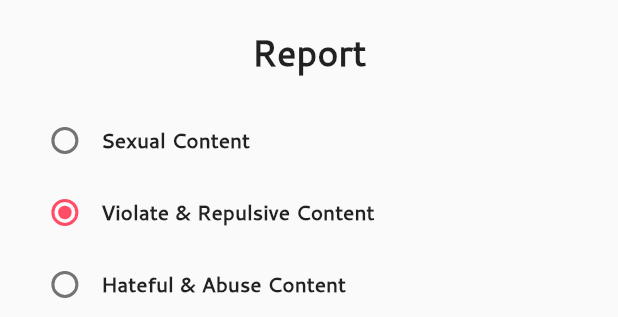
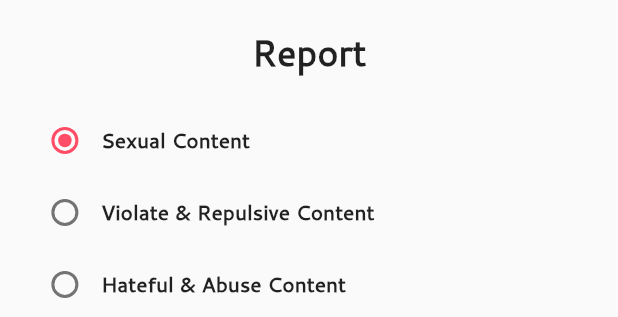
Before and after one commit to NasShihab/metube, a Flutter app: the RadioButton widget shown alone on an empty page, opened directly, on a phone screen of 412 x 824 dp. Shown: the top 317 px of the screen. Run offline on Flutter 3.47's test engine with Material 2 defaults, Android fonts, the light colour scheme and no system bars; our stand-ins replace flutter_riverpod, flutter_screenutil, pin_code_fields.

Commit message:
riverpod on radio_button_widget.dart

```diff
--- a/lib/dashboard/homepage/radio_button_widget.dart
+++ b/lib/dashboard/homepage/radio_button_widget.dart
@@ -1,20 +1,24 @@
 import 'package:flutter/material.dart';
+import 'package:flutter_riverpod/flutter_riverpod.dart';
 import 'package:flutter_screenutil/flutter_screenutil.dart';
+import 'package:metube/dashboard/homepage/radio_button_widget_provider.dart';
 import 'package:metube/z_reusable_widget/buttons_custom.dart';
 import 'package:metube/z_reusable_widget/colors_custom.dart';
 import 'package:metube/z_reusable_widget/height_weight.dart';
 
-class RadioButton extends StatefulWidget {
+final radioItemProvider = StateNotifierProvider<RadioButtonProvider, int>(
+  (ref) => RadioButtonProvider(),
+);
+
+class RadioButton extends ConsumerWidget {
   const RadioButton({Key? key}) : super(key: key);
 
+
+
   @override
-  State<RadioButton> createState() => _RadioButtonState();
-}
+  Widget build(BuildContext context, WidgetRef ref) {
+    final selectedIndex = ref.watch(radioItemProvider);
 
-class _RadioButtonState extends State<RadioButton> {
-  int _value = 1;
-  @override
-  Widget build(BuildContext context) {
     return Container(
       height: MediaQuery.of(context).size.height * .50,
       padding: EdgeInsets.symmetric(horizontal: 20.w, vertical: 20.h),
@@ -35,11 +39,12 @@ class _RadioButtonState extends State<RadioButton> {
                 children: [
                   Radio(
                     value: index,
-                    groupValue: _value,
+                    groupValue: selectedIndex,
                     onChanged: (value) {
-                      setState(() {
-                        _value = value as int;
-                      });
+                      ref.read(radioItemProvider.notifier).selected(index);
+                      // setState(() {
+                      //   _value = value as int;
+                      // });
                     },
                   ),
                   Text(
```
Also changed, not shown: lib/dashboard/homepage/radio_button_widget_provider.dart (added, +8 -0 lines).
